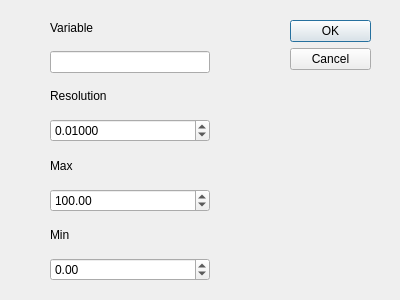
Before: the Qt Designer form Dialogs/rangeselectordialog.ui in RauchendeKanonen/QwtControl, drawn with Qt 5.
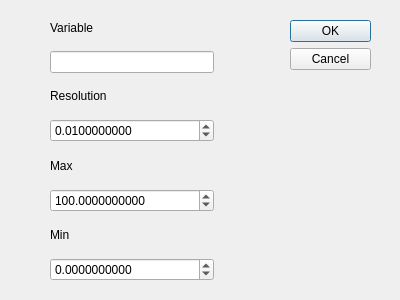
After: the same form once the commit is applied.

Diff of the .ui file:
```diff
--- a/Dialogs/rangeselectordialog.ui
+++ b/Dialogs/rangeselectordialog.ui
@@ -34,7 +34,7 @@
     <rect>
      <x>50</x>
      <y>10</y>
-     <width>160</width>
+     <width>164</width>
      <height>271</height>
     </rect>
    </property>
@@ -59,11 +59,14 @@
     <item>
      <widget class="QDoubleSpinBox" name="doubleSpinBoxRes">
       <property name="decimals">
-       <number>5</number>
+       <number>10</number>
       </property>
       <property name="minimum">
        <double>0.000000000000000</double>
       </property>
+      <property name="maximum">
+       <double>100.000000000000000</double>
+      </property>
       <property name="singleStep">
        <double>0.000001000000000</double>
       </property>
@@ -81,6 +84,9 @@
     </item>
     <item>
      <widget class="QDoubleSpinBox" name="doubleSpinBoxMax">
+      <property name="decimals">
+       <number>10</number>
+      </property>
       <property name="minimum">
        <double>-1000000.000000000000000</double>
       </property>
@@ -101,6 +107,9 @@
     </item>
     <item>
      <widget class="QDoubleSpinBox" name="doubleSpinBoxMin">
+      <property name="decimals">
+       <number>10</number>
+      </property>
       <property name="minimum">
        <double>-1000000.000000000000000</double>
       </property>
```
